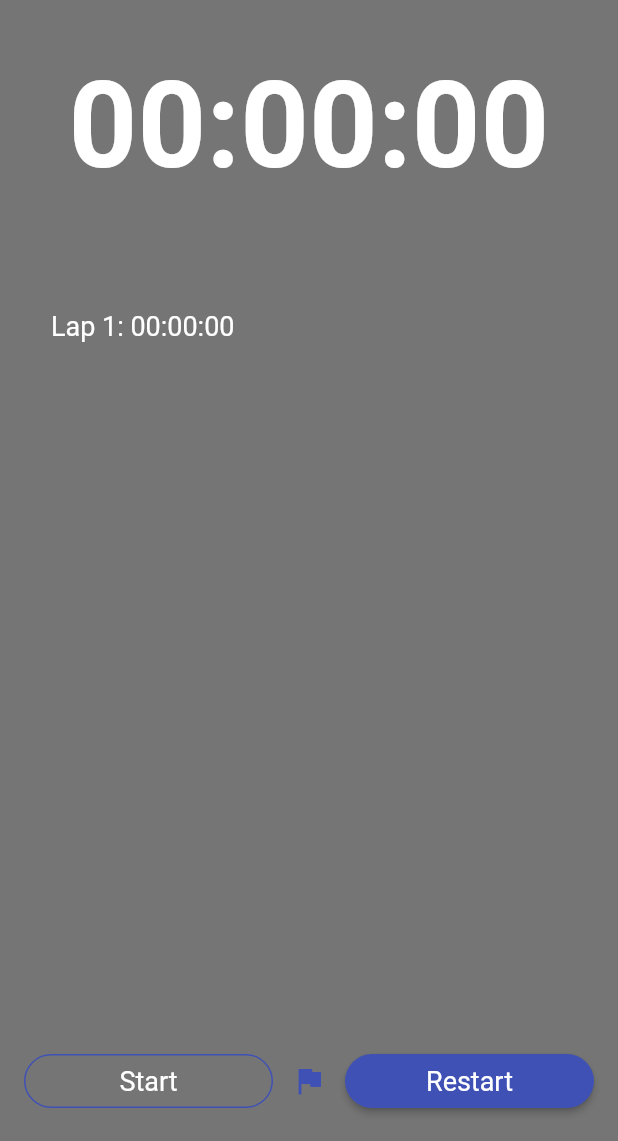
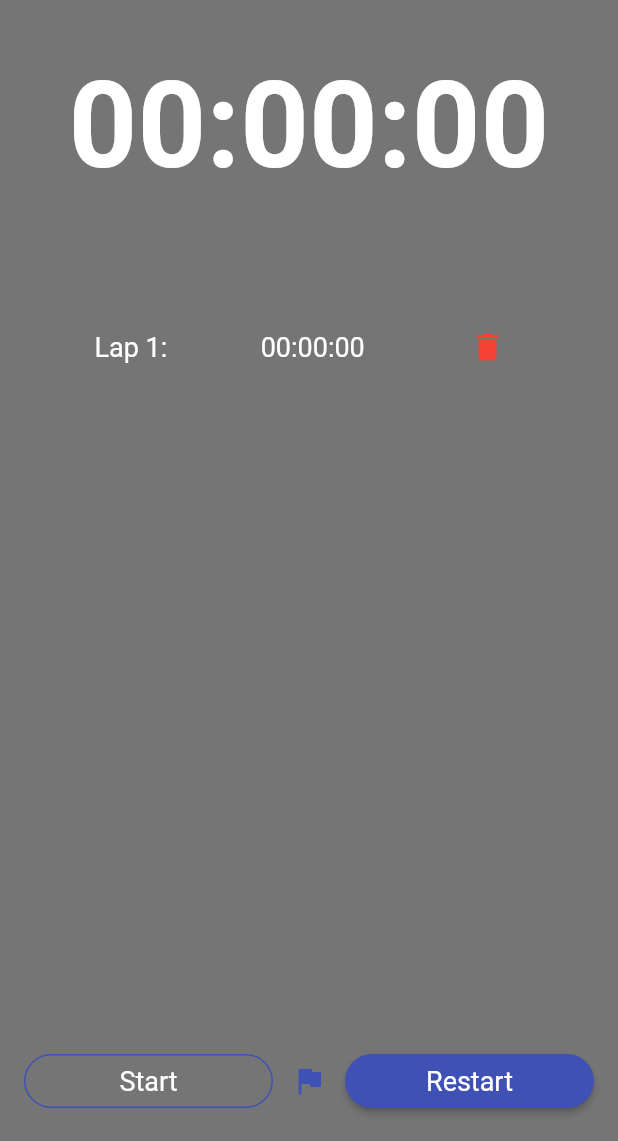
Before and after one commit to devOmedia/stopwatch, a Flutter app: the screen it shows after launch, after a tap on the "flag" icon, on a phone screen of 412 x 824 dp, the part 95-1236 px from its top. Run offline on Flutter 3.47's test engine with Material 2 defaults, Android fonts, the phone set to English and light mode, and no system bars.

Commit message:
add delete button ad laps list

```diff
--- a/lib/homepage.dart
+++ b/lib/homepage.dart
@@ -51,6 +51,13 @@ class _HomePageState extends State<HomePage> {
     print(lap);
     setState(() {
       laps.add(lap);
+    });
+  }
+
+  //remove laps
+  void removeLap(index) {
+    setState(() {
+      laps.removeAt(index);
     });
   }
 
@@ -131,9 +138,20 @@ class _HomePageState extends State<HomePage> {
                             child: Padding(
                               padding: const EdgeInsets.all(18.0),
                               child: Row(
+                                mainAxisAlignment:
+                                    MainAxisAlignment.spaceAround,
                                 children: [
                                   Text("Lap ${index + 1}: "),
                                   Text(laps[index]),
+                                  IconButton(
+                                    onPressed: () {
+                                      removeLap(index);
+                                    },
+                                    icon: const Icon(
+                                      Icons.delete,
+                                      color: Colors.red,
+                                    ),
+                                  ),
                                 ],
                               ),
                             ));
```
